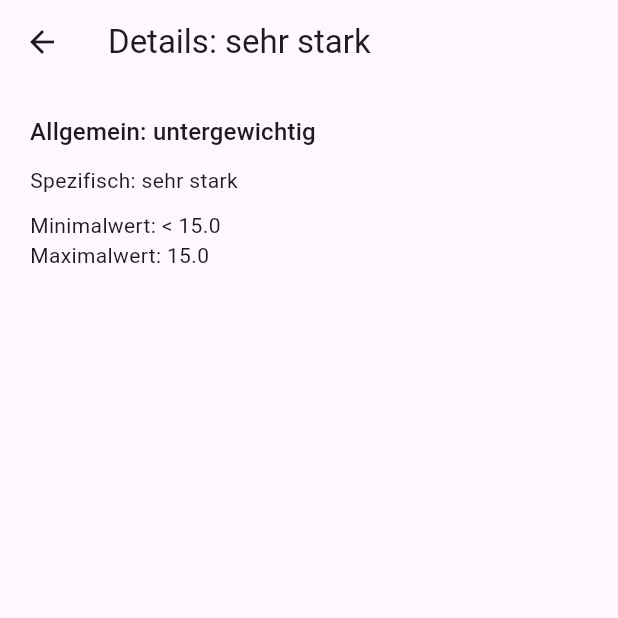
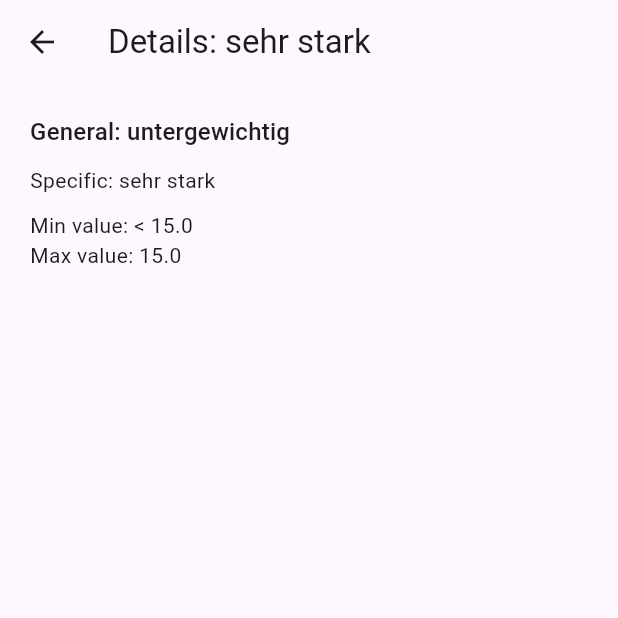
Before and after one commit to HATBE/juventus-soe-mobile, a Flutter app: the DetailActivity screen opened directly with sample values from the repository, on a phone screen of 412 x 824 dp, the top half of it. Run offline on Flutter 3.47's test engine with Material 3 defaults, Android fonts, the phone set to English and light mode, and no system bars; our stand-ins replace shared_preferences; accounts and stored records are empty.

Commit message:
lang sup

```diff
--- /dev/null
+++ b/Flutter-projekt/soem_flutter/l10n.yaml
@@ -0,0 +1,4 @@
+arb-dir: lib/l10n
+template-arb-file: intl_en.arb
+output-localization-file: app_localizations.dart
+output-dir: lib/generated
--- a/Flutter-projekt/soem_flutter/lib/calculator/entry_activity.dart
+++ b/Flutter-projekt/soem_flutter/lib/calculator/entry_activity.dart
@@ -2,6 +2,7 @@
 // Letzte Änderung: 26.06.2025
 
 import 'package:flutter/material.dart';
+import 'package:soem_flutter/generated/app_localizations.dart';
 import '../shared/base_scaffold.dart';
 import 'result_activity.dart';
 
@@ -60,7 +61,7 @@ class _EntryActivityState extends State<EntryActivity> {
             const SizedBox(height: 20),
             ElevatedButton(
               onPressed: _navigateToResult,
-              child: const Text('Berechnen'),
+              child: Text(AppLocalizations.of(context)!.calculate),
             ),
           ],
         ),
--- a/Flutter-projekt/soem_flutter/lib/home_activity.dart
+++ b/Flutter-projekt/soem_flutter/lib/home_activity.dart
@@ -3,6 +3,7 @@
 
 import 'package:flutter/material.dart';
 import 'package:shared_preferences/shared_preferences.dart';
+import 'package:soem_flutter/generated/app_localizations.dart';
 import 'shared/base_scaffold.dart';
 
 class HomeActivity extends StatefulWidget {
@@ -36,7 +37,7 @@ class _HomeActivityState extends State<HomeActivity> {
       body: Padding(
         padding: const EdgeInsets.all(20),
         child: Text(
-          'Willkommen, $username!',
+          AppLocalizations.of(context)!.greeting(username),
           style: Theme.of(context).textTheme.titleLarge,
         ),
       ),
--- a/Flutter-projekt/soem_flutter/lib/i10n/intl_de_CH.arb
+++ /dev/null
@@ -1,4 +0,0 @@
-{
-  "@@locale": "de_CH",
-  "height": "Grösse (cm)"  // Schweizer Schreibweise
-}
--- a/Flutter-projekt/soem_flutter/lib/i10n/intl_de.arb
+++ b/Flutter-projekt/soem_flutter/lib/l10n/intl_de.arb
@@ -9,7 +9,13 @@
   "weight": "Gewicht (kg)",
   "calculate": "Berechnen",
   "result": "Ergebnis",
-  "bmiResult": "Dein BMI beträgt {value}",
+  "bmiLabel": "Dein BMI beträgt:",
   "category": "Kategorie: {category}",
-  "details": "Details anzeigen"
+  "details": "Details anzeigen",
+  "bmiResultTitle": "BMI Ergebnis",
+  "detailsTitle": "Details: {specific}",
+  "generalLabel": "Allgemein: {value}",
+  "specificLabel": "Spezifisch: {value}",
+  "minLabel": "Minimalwert: {value}",
+  "maxLabel": "Maximalwert: {value}"
 }
--- a/Flutter-projekt/soem_flutter/lib/i10n/intl_en.arb
+++ b/Flutter-projekt/soem_flutter/lib/l10n/intl_en.arb
@@ -9,7 +9,13 @@
   "weight": "Weight (kg)",
   "calculate": "Calculate",
   "result": "Result",
-  "bmiResult": "Your BMI is {value}",
+  "bmiLabel": "Your BMI is:",
+  "detailsTitle": "Details: {specific}",
   "category": "Category: {category}",
-  "details": "Show details"
+  "details": "Show details",
+  "bmiResultTitle": "BMI Result",
+  "generalLabel": "General: {value}",
+  "specificLabel": "Specific: {value}",
+  "minLabel": "Min value: {value}",
+   "maxLabel": "Max value: {value}"
 }
--- a/Flutter-projekt/soem_flutter/lib/rating/detail_activity.dart
+++ b/Flutter-projekt/soem_flutter/lib/rating/detail_activity.dart
@@ -3,6 +3,7 @@
 
 import 'package:flutter/material.dart';
 import '../util/bmi.dart';
+import 'package:soem_flutter/generated/app_localizations.dart';
 
 class DetailActivity extends StatelessWidget {
   final BMICategory category;
@@ -12,24 +13,38 @@ class DetailActivity extends StatelessWidget {
   @override
   Widget build(BuildContext context) {
     return Scaffold(
-      appBar: AppBar(title: Text('Details: ${category.specific}')),
+      appBar: AppBar(
+        title: Text(
+          AppLocalizations.of(context)!.detailsTitle(category.specific),
+        ),
+      ),
       body: Padding(
         padding: const EdgeInsets.all(20),
         child: Column(
           crossAxisAlignment: CrossAxisAlignment.start,
           children: [
             Text(
-              'Allgemein: ${category.general}',
+              AppLocalizations.of(context)!.generalLabel(category.general),
               style: Theme.of(context).textTheme.titleMedium,
             ),
             const SizedBox(height: 10),
-            Text('Spezifisch: ${category.specific}'),
+            Text(
+              AppLocalizations.of(context)!.specificLabel(category.specific),
+            ),
             const SizedBox(height: 10),
             Text(
-              'Minimalwert: ${category.min != null ? category.min!.toStringAsFixed(1) : "< 15.0"}',
+              AppLocalizations.of(context)!.minLabel(
+                category.min != null
+                    ? category.min!.toStringAsFixed(1)
+                    : "< 15.0",
+              ),
             ),
             Text(
-              'Maximalwert: ${category.max != double.infinity ? category.max.toStringAsFixed(1) : "∞"}',
+              AppLocalizations.of(context)!.maxLabel(
+                category.max != double.infinity
+                    ? category.max.toStringAsFixed(1)
+                    : "∞",
+              ),
             ),
           ],
         ),
--- a/Flutter-projekt/soem_flutter/pubspec.yaml
+++ b/Flutter-projekt/soem_flutter/pubspec.yaml
@@ -32,7 +32,7 @@ dependencies:
     sdk: flutter
   flutter_localizations:
     sdk: flutter
-  intl: ^0.18.0
+  intl: ^0.20.2
   shared_preferences: ^2.2.2
   # The following adds the Cupertino Icons font to your application.
   # Use with the CupertinoIcons class for iOS style icons.
```
Also changed, not shown: Flutter-projekt/soem_flutter/lib/calculator/result_activity.dart (+4 -3 lines), Flutter-projekt/soem_flutter/lib/main.dart (+15 -3 lines), Flutter-projekt/soem_flutter/lib/generated/app_localizations.dart (added), Flutter-projekt/soem_flutter/lib/generated/app_localizations_de.dart (added), Flutter-projekt/soem_flutter/lib/generated/app_localizations_en.dart (added), Flutter-projekt/soem_flutter/pubspec.lock.
